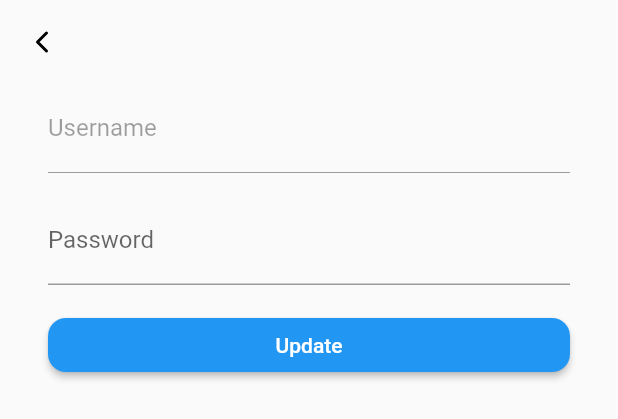
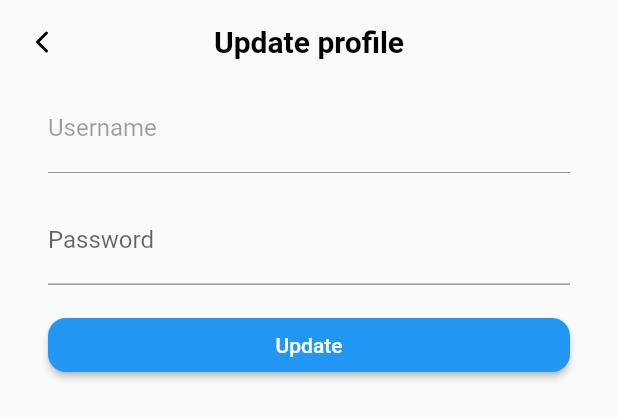
Before and after one commit to leopi99/photoSync_app, a Flutter app: the UpdateProfilePage widget shown alone on an empty page, opened directly, on a phone screen of 412 x 824 dp. Shown: the top 419 px of the screen. Run offline on Flutter 3.47's test engine with Material 2 defaults, Android fonts, the phone set to English and light mode, and no system bars; our stand-ins replace cached_network_image, dio, flutter_feather_icons, flutter_svg, google_nav_bar, photo_view and 2 more; missing offline and left inert: filesize, flutter_statusbarcolor_ns, photo_manager, storage_wrapper; accounts and stored records are empty.

Commit message:
Added appBar title (change_password_page)

```diff
--- a/lib/screens/update_profile_page/update_profile_page.dart
+++ b/lib/screens/update_profile_page/update_profile_page.dart
@@ -39,6 +39,7 @@ class _UpdateProfilePageState extends State<UpdateProfilePage> {
     return BasePage(
       loadingStream: bloc.loadingStream,
       appBar: AppBar(
+        title: Text('Update profile'),
         leading: IconButton(
           onPressed: () => Navigator.pop(context),
           icon: Icon(FeatherIcons.chevronLeft),
```
